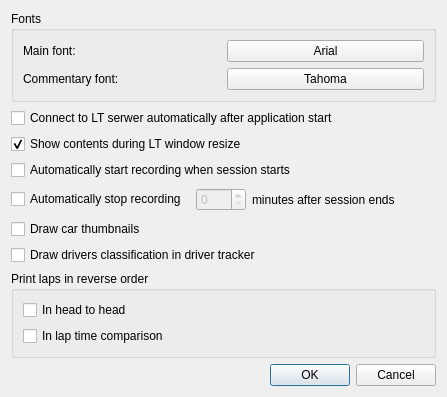
gronberg/f1lt, file ui/preferencesdialog.ui: the form before one commit.
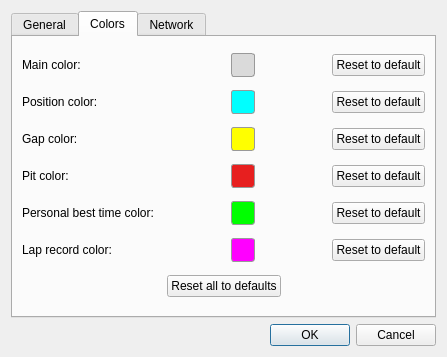
The form after the commit. The open tabs and pages were chosen to show the change. Icons and pictures are not drawn.

Commit message: finished implementing proxy, added network options into preferences, added color settings

```diff
--- a/ui/preferencesdialog.ui
+++ b/ui/preferencesdialog.ui
@@ -7,7 +7,7 @@
     <x>0</x>
     <y>0</y>
     <width>447</width>
-    <height>397</height>
+    <height>357</height>
    </rect>
   </property>
   <property name="windowTitle">
@@ -19,6 +19,16 @@
   </property>
   <layout class="QVBoxLayout" name="verticalLayout">
    <item>
+    <widget class="QTabWidget" name="tabWidget">
+     <property name="currentIndex">
+      <number>0</number>
+     </property>
+     <widget class="QWidget" name="tab">
+      <attribute name="title">
+       <string>General</string>
+      </attribute>
+      <layout class="QVBoxLayout" name="verticalLayout_4">
+       <item>
     <widget class="QGroupBox" name="groupBox">
      <property name="title">
       <string>Fonts</string>
@@ -58,13 +68,6 @@
      </layout>
     </widget>
    </item>
-   <item>
-    <widget class="QCheckBox" name="autoConnectBox">
-     <property name="text">
-      <string>Connect to LT serwer automatically after application start</string>
-     </property>
-    </widget>
-   </item>
    <item>
     <widget class="QCheckBox" name="ltCheckBox">
      <property name="text">
@@ -75,6 +78,13 @@
      </property>
     </widget>
    </item>
+       <item>
+        <widget class="QCheckBox" name="autoConnectBox">
+         <property name="text">
+          <string>Connect to LT serwer automatically after application start</string>
+         </property>
+        </widget>
+       </item>
    <item>
     <widget class="QCheckBox" name="autoRecordBox">
      <property name="text">
@@ -139,27 +149,401 @@
      </property>
     </widget>
    </item>
+      </layout>
+     </widget>
+     <widget class="QWidget" name="Co">
+      <attribute name="title">
+       <string>Colors</string>
+      </attribute>
+      <layout class="QGridLayout" name="gridLayout_3">
+       <item row="1" column="2">
+        <widget class="QToolButton" name="colorCyanButton">
+         <property name="maximumSize">
+          <size>
+           <width>24</width>
+           <height>24</height>
+          </size>
+         </property>
+         <property name="styleSheet">
+          <string notr="true">background-color: rgb(0, 255, 255);
+     border-style: solid;
+     border-width: 1px;
+     border-radius: 3px;
+     border-color: rgb(153, 153, 153);
+     padding: 3px;
+</string>
+         </property>
+         <property name="text">
+          <string/>
+         </property>
+        </widget>
+       </item>
+       <item row="0" column="2">
+        <widget class="QToolButton" name="colorWhiteButton">
+         <property name="maximumSize">
+          <size>
+           <width>24</width>
+           <height>24</height>
+          </size>
+         </property>
+         <property name="styleSheet">
+          <string notr="true">background-color: rgb(218, 218, 218);
+     border-style: solid;
+     border-width: 1px;
+     border-radius: 3px;
+     border-color: rgb(153, 153, 153);
+     padding: 3px;
+</string>
+         </property>
+         <property name="text">
+          <string/>
+         </property>
+        </widget>
+       </item>
+       <item row="6" column="4">
+        <widget class="QPushButton" name="pushButton_6">
+         <property name="text">
+          <string>Reset to default</string>
+         </property>
+        </widget>
+       </item>
+       <item row="2" column="4">
+        <widget class="QPushButton" name="pushButton_3">
+         <property name="text">
+          <string>Reset to default</string>
+         </property>
+        </widget>
+       </item>
+       <item row="6" column="0">
+        <widget class="QLabel" name="label_15">
+         <property name="text">
+          <string>Lap record color:</string>
+         </property>
+        </widget>
+       </item>
+       <item row="5" column="0">
+        <widget class="QLabel" name="label_14">
+         <property name="text">
+          <string>Personal best time color:</string>
+         </property>
+        </widget>
+       </item>
+       <item row="1" column="4">
+        <widget class="QPushButton" name="pushButton_2">
+         <property name="text">
+          <string>Reset to default</string>
+         </property>
+        </widget>
+       </item>
+       <item row="0" column="0">
+        <widget class="QLabel" name="label_9">
+         <property name="text">
+          <string>Main color:</string>
+         </property>
+        </widget>
+       </item>
+       <item row="5" column="4">
+        <widget class="QPushButton" name="pushButton_5">
+         <property name="text">
+          <string>Reset to default</string>
+         </property>
+        </widget>
+       </item>
+       <item row="5" column="2">
+        <widget class="QToolButton" name="colorGreenButton">
+         <property name="maximumSize">
+          <size>
+           <width>24</width>
+           <height>24</height>
+          </size>
+         </property>
+         <property name="styleSheet">
+          <string notr="true">background-color: rgb(0, 255, 0);
+     border-style: solid;
+     border-width: 1px;
+     border-radius: 3px;
+     border-color: rgb(153, 153, 153);
+     padding: 3px;
+</string>
+         </property>
+         <property name="text">
+          <string/>
+         </property>
+        </widget>
+       </item>
+       <item row="3" column="4">
+        <widget class="QPushButton" name="pushButton_4">
+         <property name="text">
+          <string>Reset to default</string>
+         </property>
+        </widget>
+       </item>
+       <item row="3" column="0">
+        <widget class="QLabel" name="label_13">
+         <property name="text">
+          <string>Pit color:</string>
+         </property>
+        </widget>
+       </item>
+       <item row="2" column="0">
+        <widget class="QLabel" name="label_16">
+         <property name="text">
+          <string>Gap color:</string>
+         </property>
+        </widget>
+       </item>
+       <item row="1" column="0">
+        <widget class="QLabel" name="label_11">
+         <property name="text">
+          <string>Position color:</string>
+         </property>
+        </widget>
+       </item>
+       <item row="0" column="4">
+        <widget class="QPushButton" name="pushButton">
+         <property name="text">
+          <string>Reset to default</string>
+         </property>
+        </widget>
+       </item>
+       <item row="3" column="2">
+        <widget class="QToolButton" name="colorRedButton">
+         <property name="maximumSize">
+          <size>
+           <width>24</width>
+           <height>24</height>
+          </size>
+         </property>
+         <property name="styleSheet">
+          <string notr="true">background-color: rgb(231, 31, 31);
+     border-style: solid;
+     border-width: 1px;
+     border-radius: 3px;
+     border-color: rgb(153, 153, 153);
+     padding: 3px;
+</string>
+         </property>
+         <property name="text">
+          <string/>
+         </property>
+        </widget>
+       </item>
+       <item row="0" column="3">
+        <spacer name="horizontalSpacer">
+         <property name="orientation">
+          <enum>Qt::Horizontal</enum>
+         </property>
+         <property name="sizeHint" stdset="0">
+          <size>
+           <width>40</width>
+           <height>20</height>
+          </size>
+         </property>
+        </spacer>
+       </item>
+       <item row="0" column="1">
+        <spacer name="horizontalSpacer_2">
+         <property name="orientation">
+          <enum>Qt::Horizontal</enum>
+         </property>
+         <property name="sizeHint" stdset="0">
+          <size>
+           <width>40</width>
+           <height>20</height>
+          </size>
+         </property>
+        </spacer>
+       </item>
+       <item row="2" column="2">
+        <widget class="QToolButton" name="colorYellowButton">
+         <property name="maximumSize">
+          <size>
+           <width>24</width>
+           <height>24</height>
+          </size>
+         </property>
+         <property name="styleSheet">
+          <string notr="true">background-color: rgb(255, 255, 0);
+     border-style: solid;
+     border-width: 1px;
+     border-radius: 3px;
+     border-color: rgb(153, 153, 153);
+     padding: 3px;
+</string>
+         </property>
+         <property name="text">
+          <string/>
+         </property>
+        </widget>
+       </item>
+       <item row="6" column="2">
+        <widget class="QToolButton" name="colorVioletButton">
+         <property name="maximumSize">
+          <size>
+           <width>24</width>
+           <height>24</height>
+          </size>
+         </property>
+         <property name="styleSheet">
+          <string notr="true">background-color: rgb(255, 0, 255);
+     border-style: solid;
+     border-width: 1px;
+     border-radius: 3px;
+     border-color: rgb(153, 153, 153);
+     padding: 3px;
+</string>
+         </property>
+         <property name="text">
+          <string/>
+         </property>
+        </widget>
+       </item>
+       <item row="7" column="0" colspan="5">
+        <layout class="QHBoxLayout" name="horizontalLayout_2">
+         <property name="spacing">
+          <number>6</number>
+         </property>
    <item>
-    <widget class="QGroupBox" name="groupBox_2">
+          <spacer name="horizontalSpacer_3">
+           <property name="orientation">
+            <enum>Qt::Horizontal</enum>
+           </property>
+           <property name="sizeHint" stdset="0">
+            <size>
+             <width>40</width>
+             <height>20</height>
+            </size>
+           </property>
+          </spacer>
+         </item>
+         <item>
+          <widget class="QPushButton" name="pushButton_7">
+           <property name="text">
+            <string>Reset all to defaults</string>
+           </property>
+          </widget>
+         </item>
+         <item>
+          <spacer name="horizontalSpacer_4">
+           <property name="orientation">
+            <enum>Qt::Horizontal</enum>
+           </property>
+           <property name="sizeHint" stdset="0">
+            <size>
+             <width>40</width>
+             <height>20</height>
+            </size>
+           </property>
+          </spacer>
+         </item>
+        </layout>
+       </item>
+      </layout>
+     </widget>
+     <widget class="QWidget" name="tab_2">
+      <attribute name="title">
+       <string>Network</string>
+      </attribute>
+      <layout class="QVBoxLayout" name="verticalLayout_3">
+       <item>
+        <widget class="QCheckBox" name="proxyCheckBox">
+         <property name="text">
+          <string>Use proxy</string>
+         </property>
+        </widget>
+       </item>
+       <item>
+        <widget class="QGroupBox" name="proxyBox">
+         <property name="enabled">
+          <bool>false</bool>
+         </property>
+         <property name="sizePolicy">
+          <sizepolicy hsizetype="Expanding" vsizetype="Fixed">
+           <horstretch>0</horstretch>
+           <verstretch>0</verstretch>
+          </sizepolicy>
+         </property>
      <property name="title">
-      <string>Print laps in reverse order</string>
-     </property>
-     <layout class="QVBoxLayout" name="verticalLayout_2">
-      <item>
-       <widget class="QCheckBox" name="revH2HBox">
+          <string>Proxy settings</string>
+         </property>
+         <layout class="QGridLayout" name="gridLayout_2">
+          <item row="1" column="0">
+           <widget class="QLabel" name="label_4">
         <property name="text">
-         <string>In head to head</string>
+             <string>Host:</string>
         </property>
        </widget>
       </item>
+          <item row="3" column="0">
+           <widget class="QLabel" name="label_5">
+            <property name="text">
+             <string>User:</string>
+            </property>
+           </widget>
+          </item>
+          <item row="4" column="0">
+           <widget class="QLabel" name="label_6">
+            <property name="text">
+             <string>Password:</string>
+            </property>
+           </widget>
+          </item>
+          <item row="2" column="0">
+           <widget class="QLabel" name="label_7">
+            <property name="text">
+             <string>Port:</string>
+            </property>
+           </widget>
+          </item>
+          <item row="2" column="1">
+           <widget class="QSpinBox" name="proxyPortEdit">
+            <property name="maximum">
+             <number>99999</number>
+            </property>
+           </widget>
+          </item>
+          <item row="2" column="2">
+           <widget class="QLabel" name="label_8">
+            <property name="text">
+             <string>Type:</string>
+            </property>
+            <property name="alignment">
+             <set>Qt::AlignRight|Qt::AlignTrailing|Qt::AlignVCenter</set>
+            </property>
+           </widget>
+          </item>
+          <item row="2" column="3">
+           <widget class="QComboBox" name="proxyTypeBox">
       <item>
-       <widget class="QCheckBox" name="revLTCBox">
         <property name="text">
-         <string>In lap time comparison</string>
-        </property>
-       </widget>
-      </item>
-     </layout>
+              <string>HTTP</string>
+             </property>
+            </item>
+            <item>
+             <property name="text">
+              <string>Socks5</string>
+             </property>
+            </item>
+           </widget>
+          </item>
+          <item row="1" column="1" colspan="3">
+           <widget class="QLineEdit" name="proxyHostEdit"/>
+          </item>
+          <item row="3" column="1" colspan="3">
+           <widget class="QLineEdit" name="proxyUserEdit"/>
+          </item>
+          <item row="4" column="1" colspan="3">
+           <widget class="QLineEdit" name="proxyPasswordEdit">
+            <property name="echoMode">
+             <enum>QLineEdit::Password</enum>
+            </property>
+           </widget>
+          </item>
+         </layout>
+        </widget>
+       </item>
+      </layout>
+     </widget>
     </widget>
    </item>
    <item>
```
Lines whose indentation alone changed are shown as unchanged. The commit also changes 28 other files.
